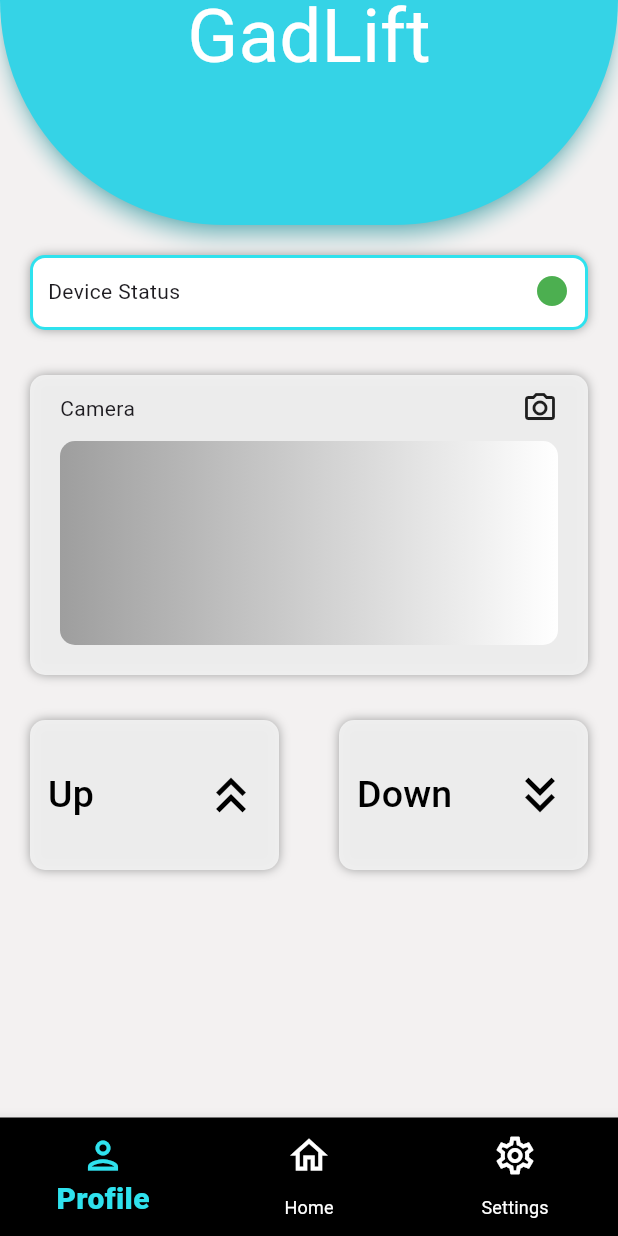
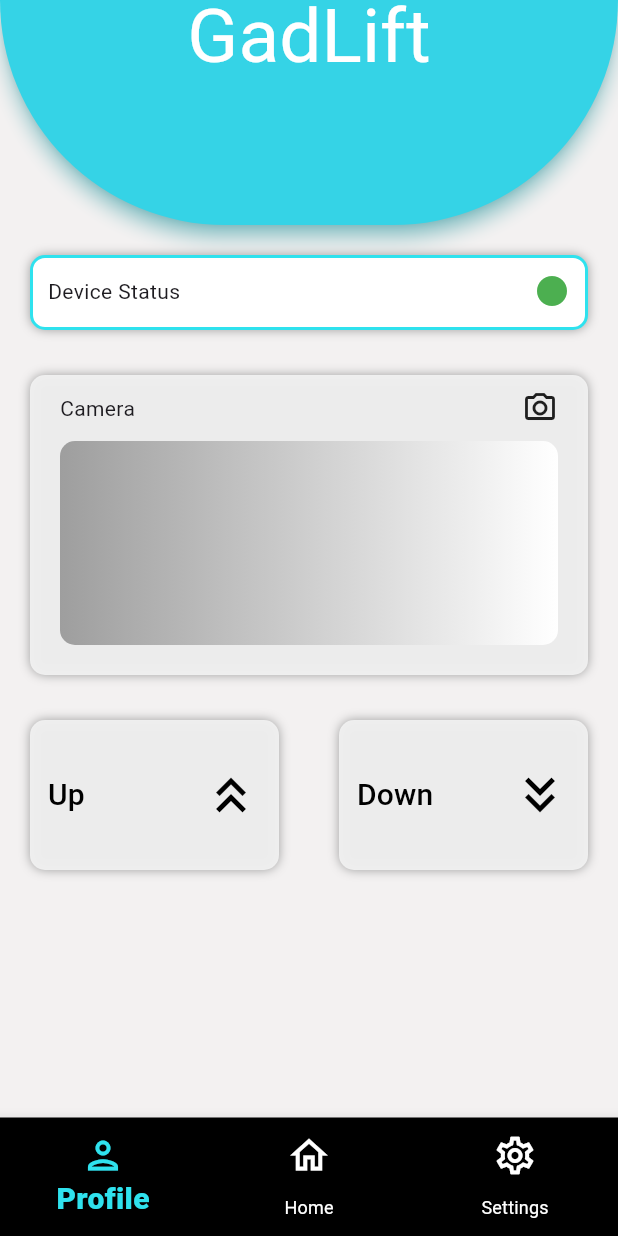
Before and after one commit to younes-damouna/gad-lift, a Flutter app: the screen it shows after launch, on a phone screen of 412 x 824 dp. Run offline on Flutter 3.47's test engine with Material 3 defaults, Android fonts, the phone set to English and light mode, and no system bars; our stand-ins replace google_fonts.

```diff
--- a/mobile_app/lib/widgets/secondary_button.widget.dart
+++ b/mobile_app/lib/widgets/secondary_button.widget.dart
@@ -40,15 +40,10 @@ class _SecondaryButtonState extends State<SecondaryButton> {
         child: Row(
           mainAxisAlignment: MainAxisAlignment.spaceBetween,
           children: [
-            ButtonTitle(title: widget.text,size: 25,),
-            // Text(
-            //   widget.text,
-            //   style: const TextStyle(
-            //     fontSize: 25,
-            //     // fontFamily:
-            //     color: Colors.black,
-            //   ),
-            // ),
+            ButtonTitle(
+              title: widget.text,
+              size: 20,
+            ),
             Icon(
               widget.icon,
               color: Colors.black,
```
Also changed, not shown: mobile_app/lib/widgets/common/section_title.dart (added, +20 -0 lines).
